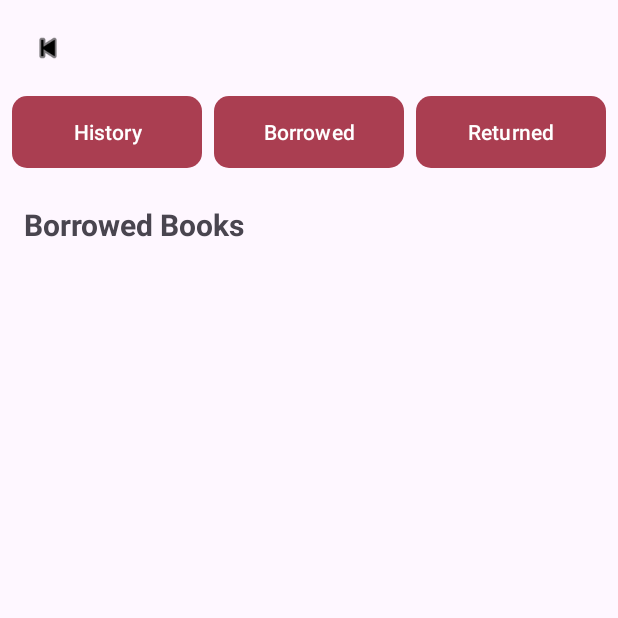
After one commit to Zaa-iddd/Library-Management-System, an Android app: the MyBooksDashActivity screen opened directly, with no data from a screen before it, on a phone screen of 412 x 824 dp, the top half of it. The commit adds this screen. Run offline under Robolectric (Android 15) with nearby library versions, the phone set to English and light mode, and no system bars.

Commit message:
Added mybooks dash and mybooks act and fix something and all shits

```diff
--- a/app/src/main/AndroidManifest.xml
+++ b/app/src/main/AndroidManifest.xml
@@ -30,7 +30,7 @@
             android:name=".LoginActivity"
             android:windowSoftInputMode="adjustResize" />
         <activity android:name=".ProfileActivity" />
-
+        <activity android:name=".MyBooksDashActivity"/>
 
 
         <activity
--- a/app/src/main/java/com/example/librarymanagementsystem_users/MainDashActivity.java
+++ b/app/src/main/java/com/example/librarymanagementsystem_users/MainDashActivity.java
@@ -17,7 +17,7 @@ import com.google.zxing.integration.android.IntentResult;
 
 public class MainDashActivity extends AppCompatActivity {
 
-    Button btnAll, btnAction, btnRomance, btnComedy, btnHorror, btnThriller, btScan, btHome;
+    Button btnAll, btnAction, btnRomance, btnComedy, btnHorror, btnThriller, btScan, btHome,btMyBooks;
     CardView profileButton;
 
     @Override
@@ -34,8 +34,15 @@ public class MainDashActivity extends AppCompatActivity {
         profileButton = findViewById(R.id.profileButton);
         btScan = findViewById(R.id.btScan);
         btHome = findViewById(R.id.btHome);
+        btMyBooks = findViewById(R.id.btMyBooks);
+
 
         addBookViews();
+
+        btMyBooks.setOnClickListener(v ->{
+            Intent intent = new Intent(MainDashActivity.this, MyBooksDashActivity.class);
+            startActivity(intent);
+        });
 
         profileButton.setOnClickListener(v -> {
             Intent intent = new Intent(MainDashActivity.this, ProfileActivity.class);
--- /dev/null
+++ b/app/src/main/java/com/example/librarymanagementsystem_users/MyBooksDashActivity.java
@@ -0,0 +1,60 @@
+package com.example.librarymanagementsystem_users;
+
+import android.os.Bundle;
+import android.view.View;
+import android.widget.Button;
+import android.widget.ImageView;
+import android.widget.ScrollView;
+
+import androidx.appcompat.app.AppCompatActivity;
+
+public class MyBooksDashActivity extends AppCompatActivity implements View.OnClickListener {
+
+    Button btnHistory, btnBorrowed, btnReturned;
+    ScrollView historyContent, borrowedContent, returnedContent;
+    ImageView backButton;
+
+    @Override
+    protected void onCreate(Bundle savedInstanceState) {
+        super.onCreate(savedInstanceState);
+        setContentView(R.layout.mybooks_dash);
+
+        btnHistory = findViewById(R.id.btnHistory);
+        btnBorrowed = findViewById(R.id.btnBorrowed);
+        btnReturned = findViewById(R.id.btnReturned);
+        backButton = findViewById(R.id.backButton);
+
+        historyContent = findViewById(R.id.history_content);
+        borrowedContent = findViewById(R.id.borrowed_content);
+        returnedContent = findViewById(R.id.returned_content);
+
+        btnHistory.setOnClickListener(this);
+        btnBorrowed.setOnClickListener(this);
+        btnReturned.setOnClickListener(this);
+        backButton.setOnClickListener(this);
+
+        // Show borrowed content by default
+        showContent(borrowedContent);
+    }
+
+    @Override
+    public void onClick(View v) {
+        int id = v.getId();
+        if (id == R.id.btnHistory) {
+            showContent(historyContent);
+        } else if (id == R.id.btnBorrowed) {
+            showContent(borrowedContent);
+        } else if (id == R.id.btnReturned) {
+            showContent(returnedContent);
+        } else if (id == R.id.backButton) {
+            finish();
+        }
+    }
+
+    private void showContent(View contentToShow) {
+        historyContent.setVisibility(View.GONE);
+        borrowedContent.setVisibility(View.GONE);
+        returnedContent.setVisibility(View.GONE);
+        contentToShow.setVisibility(View.VISIBLE);
+    }
+}
--- /dev/null
+++ b/app/src/main/res/layout/mybooks_dash.xml
@@ -0,0 +1,153 @@
+<?xml version="1.0" encoding="utf-8"?>
+<androidx.constraintlayout.widget.ConstraintLayout xmlns:android="http://schemas.android.com/apk/res/android"
+    xmlns:app="http://schemas.android.com/apk/res-auto"
+    xmlns:tools="http://schemas.android.com/tools"
+    android:layout_width="match_parent"
+    android:layout_height="match_parent">
+
+    <ImageView
+        android:id="@+id/backButton"
+        android:layout_width="48dp"
+        android:layout_height="48dp"
+        android:src="@android:drawable/ic_media_previous"
+        app:tint="@android:color/black"
+        android:padding="12dp"
+        android:layout_marginStart="8dp"
+        android:layout_marginTop="8dp"
+        app:layout_constraintStart_toStartOf="parent"
+        app:layout_constraintTop_toTopOf="parent"
+        android:contentDescription="Back" />
+
+    <LinearLayout
+        android:id="@+id/topButtonBar"
+        android:layout_width="0dp"
+        android:layout_height="wrap_content"
+        android:orientation="horizontal"
+        android:padding="8dp"
+        app:layout_constraintEnd_toEndOf="parent"
+        app:layout_constraintStart_toStartOf="parent"
+        app:layout_constraintTop_toBottomOf="@id/backButton">
+
+        <Button
+            android:id="@+id/btnHistory"
+            android:layout_width="0dp"
+            android:layout_height="wrap_content"
+            android:layout_marginEnd="4dp"
+            android:layout_weight="1"
+            android:background="@drawable/button"
+            android:text="History"
+            android:textColor="@android:color/white"
+            app:backgroundTint="#AA3E51" />
+
+        <Button
+            android:id="@+id/btnBorrowed"
+            android:layout_width="0dp"
+            android:layout_height="wrap_content"
+            android:layout_marginStart="4dp"
+            android:layout_marginEnd="4dp"
+            android:layout_weight="1"
+            android:background="@drawable/button"
+            android:text="Borrowed"
+            android:textColor="@android:color/white"
+            app:backgroundTint="#AA3E51" />
+
+        <Button
+            android:id="@+id/btnReturned"
+            android:layout_width="0dp"
+            android:layout_height="wrap_content"
+            android:layout_marginStart="4dp"
+            android:layout_weight="1"
+            android:background="@drawable/button"
+            android:text="Returned"
+            android:textColor="@android:color/white"
+            app:backgroundTint="#AA3E51" />
+    </LinearLayout>
+
+    <!-- Borrowed Books Content -->
+    <ScrollView
+        android:id="@+id/borrowed_content"
+        android:layout_width="0dp"
+        android:layout_height="0dp"
+        android:visibility="visible"
+        app:layout_constraintBottom_toBottomOf="parent"
+        app:layout_constraintEnd_toEndOf="parent"
+        app:layout_constraintStart_toStartOf="parent"
+        app:layout_constraintTop_toBottomOf="@id/topButtonBar">
+
+        <LinearLayout
+            android:layout_width="match_parent"
+            android:layout_height="wrap_content"
+            android:orientation="vertical"
+            android:padding="16dp">
+
+            <TextView
+                android:layout_width="wrap_content"
+                android:layout_height="wrap_content"
+                android:text="Borrowed Books"
+                android:textSize="20sp"
+                android:textStyle="bold" />
+
+            <!-- Borrowed book items will go here -->
+
+        </LinearLayout>
+    </ScrollView>
+
+    <!-- History Content -->
+    <ScrollView
+        android:id="@+id/history_content"
+        android:layout_width="0dp"
+        android:layout_height="0dp"
+        android:visibility="gone"
+        app:layout_constraintTop_toBottomOf="@id/topButtonBar"
+        app:layout_constraintBottom_toBottomOf="parent"
+        app:layout_constraintStart_toStartOf="parent"
+        app:layout_constraintEnd_toEndOf="parent">
+
+        <LinearLayout
+            android:layout_width="match_parent"
+            android:layout_height="wrap_content"
+            android:orientation="vertical"
+            android:padding="16dp">
+
+            <TextView
+                android:layout_width="wrap_content"
+                android:layout_height="wrap_content"
+                android:text="History"
+                android:textSize="20sp"
+                android:textStyle="bold"/>
+
+            <!-- History items will go here -->
+
+        </LinearLayout>
+    </ScrollView>
+
+    <!-- Returned Books Content -->
+    <ScrollView
+        android:id="@+id/returned_content"
+        android:layout_width="0dp"
+        android:layout_height="0dp"
+        android:visibility="gone"
+        app:layout_constraintTop_toBottomOf="@id/topButtonBar"
+        app:layout_constraintBottom_toBottomOf="parent"
+        app:layout_constraintStart_toStartOf="parent"
+        app:layout_constraintEnd_toEndOf="parent">
+
+        <LinearLayout
+            android:layout_width="match_parent"
+            android:layout_height="wrap_content"
+            android:orientation="vertical"
+            android:padding="16dp">
+
+            <TextView
+                android:layout_width="wrap_content"
+                android:layout_height="wrap_content"
+                android:text="Returned Books"
+                android:textSize="20sp"
+                android:textStyle="bold"/>
+
+            <!-- Returned book items will go here -->
+
+        </LinearLayout>
+    </ScrollView>
+
+</androidx.constraintlayout.widget.ConstraintLayout>
--- a/app/src/main/res/layout/profile_info.xml
+++ b/app/src/main/res/layout/profile_info.xml
@@ -9,14 +9,14 @@
     <!-- Top Decorative Wave -->
 
     <!-- Back Button -->
-    <ImageView
+   <ImageView
         android:id="@+id/backButton"
         android:layout_width="36dp"
         android:layout_height="36dp"
         android:src="@android:drawable/ic_media_previous"
         android:padding="6dp"
-
         android:layout_margin="12dp"
+        app:tint="@android:color/black"
         app:layout_constraintTop_toTopOf="parent"
         app:layout_constraintStart_toStartOf="parent" />
 
```
